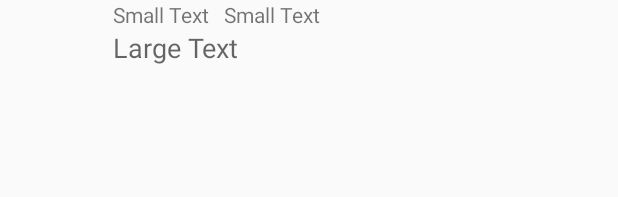
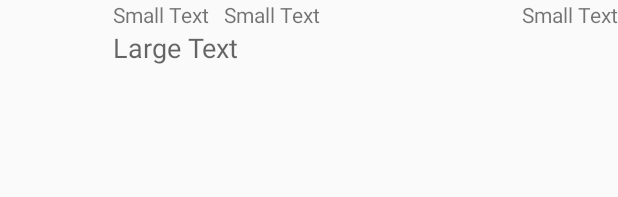
Before and after one commit to droanr/android-twitter-app, an Android app: the layout item_tweet.xml on its own in the app's theme, with its tools: preview values and no code run, on a phone screen of 412 x 824 dp. Shown: the top 197 px of the screen. Run offline under Robolectric (Android 15) with nearby library versions, the phone set to English and light mode, and no system bars.

Commit message:
Add infinite scroll, prep for adding fragment to create new tweet

```diff
--- a/app/build.gradle
+++ b/app/build.gradle
@@ -39,6 +39,7 @@ dependencies {
     compile 'org.parceler:parceler-api:1.1.1'
     apt 'org.parceler:parceler:1.1.1'
     compile 'com.android.support:support-v4:24.1.1'
+    compile 'com.android.support:design:24.1.1'
     compile 'com.android.support:recyclerview-v7:23.2.1'
     compile 'com.jakewharton:butterknife:8.2.1'
     apt 'com.jakewharton:butterknife-compiler:8.2.1'
--- a/app/src/main/AndroidManifest.xml
+++ b/app/src/main/AndroidManifest.xml
@@ -10,7 +10,6 @@
 
     <uses-permission android:name="android.permission.INTERNET" />
     <uses-permission android:name="android.permission.WRITE_EXTERNAL_STORAGE" />
-
     <uses-permission android:name="android.permission.READ_PHONE_STATE" />
     <uses-permission android:name="android.permission.READ_EXTERNAL_STORAGE" />
 
@@ -47,7 +46,10 @@
                     android:scheme="oauth" />
             </intent-filter>
         </activity>
-        <activity android:name=".activities.TimelineActivity"></activity>
+        <activity
+            android:name=".activities.TimelineActivity"
+            android:label="@string/app_name"
+            android:theme="@style/AppTheme.NoActionBar" />
     </application>
 
 </manifest>
--- a/app/src/main/java/com/codepath/apps/twitterapp/models/Tweet.java
+++ b/app/src/main/java/com/codepath/apps/twitterapp/models/Tweet.java
@@ -72,7 +72,6 @@ public class Tweet {
         } catch (JSONException e) {
             e.printStackTrace();
         }
-        // tweet.user
         return tweet;
 
     }
--- a/app/src/main/java/com/codepath/apps/twitterapp/models/User.java
+++ b/app/src/main/java/com/codepath/apps/twitterapp/models/User.java
@@ -50,7 +50,7 @@ public class User {
         try {
             u.name = json.getString("name");
             u.uid = json.getLong("id");
-            u.screenName = json.getString("screen_name");
+            u.screenName = "@" + json.getString("screen_name");
             u.profileImageUrl = json.getString("profile_image_url");
         } catch (JSONException e) {
             e.printStackTrace();
--- a/app/src/main/java/com/codepath/apps/twitterapp/utils/TwitterClient.java
+++ b/app/src/main/java/com/codepath/apps/twitterapp/utils/TwitterClient.java
@@ -39,13 +39,17 @@ public class TwitterClient extends OAuthBaseClient {
 		since_id=1
 		max_id=
 	 */
-    public void getHomeTimeline(AsyncHttpResponseHandler handler) {
+    public void getHomeTimeline(long maxId, AsyncHttpResponseHandler handler) {
         String apiUrl = getApiUrl("statuses/home_timeline.json");
 
         // Params
         RequestParams params = new RequestParams();
         params.put("count", 25);
         params.put("since_id", 1);
+
+        if (maxId != -1) {
+            params.put("max_id", maxId);
+        }
 
         // Execute the request
         getClient().get(apiUrl, params, handler);
--- a/app/src/main/res/layout/item_tweet.xml
+++ b/app/src/main/res/layout/item_tweet.xml
@@ -44,4 +44,14 @@
         android:layout_marginLeft="10dp"
         android:layout_toRightOf="@+id/tvUserHandle"
         android:layout_toEndOf="@+id/tvUserHandle" />
+
+    <TextView
+        android:layout_width="wrap_content"
+        android:layout_height="wrap_content"
+        android:textAppearance="?android:attr/textAppearanceSmall"
+        android:text="Small Text"
+        android:id="@+id/tvTime"
+        android:layout_alignParentTop="true"
+        android:layout_alignParentRight="true"
+        android:layout_alignParentEnd="true" />
 </RelativeLayout>
--- /dev/null
+++ b/app/src/main/res/values-v21/styles.xml
@@ -0,0 +1,9 @@
+<resources>
+
+    <style name="AppTheme.NoActionBar">
+        <item name="windowActionBar">false</item>
+        <item name="windowNoTitle">true</item>
+        <item name="android:windowDrawsSystemBarBackgrounds">true</item>
+        <item name="android:statusBarColor">@android:color/transparent</item>
+    </style>
+</resources>
--- a/app/src/main/res/values/dimens.xml
+++ b/app/src/main/res/values/dimens.xml
@@ -3,5 +3,6 @@
     <!-- Default screen margins, per the Android Design guidelines. -->
     <dimen name="activity_horizontal_margin">16dp</dimen>
     <dimen name="activity_vertical_margin">16dp</dimen>
+    <dimen name="fab_margin">16dp</dimen>
 
 </resources>
--- a/app/src/main/res/values/strings.xml
+++ b/app/src/main/res/values/strings.xml
@@ -4,5 +4,4 @@
     <string name="app_name">Twitter App</string>
     <string name="login_label">Connect To Twitter</string>
     <string name="action_settings">Settings</string>
-    <string name="title_activity_timeline">Home Timeline</string>
 </resources>
--- a/app/src/main/res/values/styles.xml
+++ b/app/src/main/res/values/styles.xml
@@ -1,6 +1,6 @@
 <resources>
 
-    <style name="AppBaseTheme" parent="Theme.AppCompat.Light.DarkActionBar">
+    <style name="AppTheme" parent="Theme.AppCompat.Light.DarkActionBar">
         <!--
             Theme customizations available in newer API levels can go in
             res/values-vXX/styles.xml, while customizations related to
@@ -8,9 +8,13 @@
         -->
     </style>
 
-    <!-- Application theme. -->
-    <style name="AppTheme" parent="AppBaseTheme">
-        <!-- All customizations that are NOT specific to a particular API-level can go here. -->
+    <style name="AppTheme.NoActionBar">
+        <item name="windowActionBar">false</item>
+        <item name="windowNoTitle">true</item>
     </style>
 
+    <style name="AppTheme.AppBarOverlay" parent="ThemeOverlay.AppCompat.Dark.ActionBar" />
+
+    <style name="AppTheme.PopupOverlay" parent="ThemeOverlay.AppCompat.Light" />
+
 </resources>
```
Also changed, not shown: app/src/main/java/com/codepath/apps/twitterapp/activities/TimelineActivity.java (+22 -5 lines), app/src/main/java/com/codepath/apps/twitterapp/adapters/TweetsAdapter.java (+25 -1 lines), app/src/main/java/com/codepath/apps/twitterapp/fragments/CreateTweetFragment.java (added, +11 -0 lines), app/src/main/res/layout/activity_timeline.xml (+21 -6 lines), app/src/main/res/layout/content_timeline.xml (added, +20 -0 lines), app/src/main/res/menu/menu_timeline.xml (+8 -2 lines), app/src/main/res/drawable-xhdpi/create.png (added), app/src/main/res/drawable-xhdpi/create_tweet.png (added).
